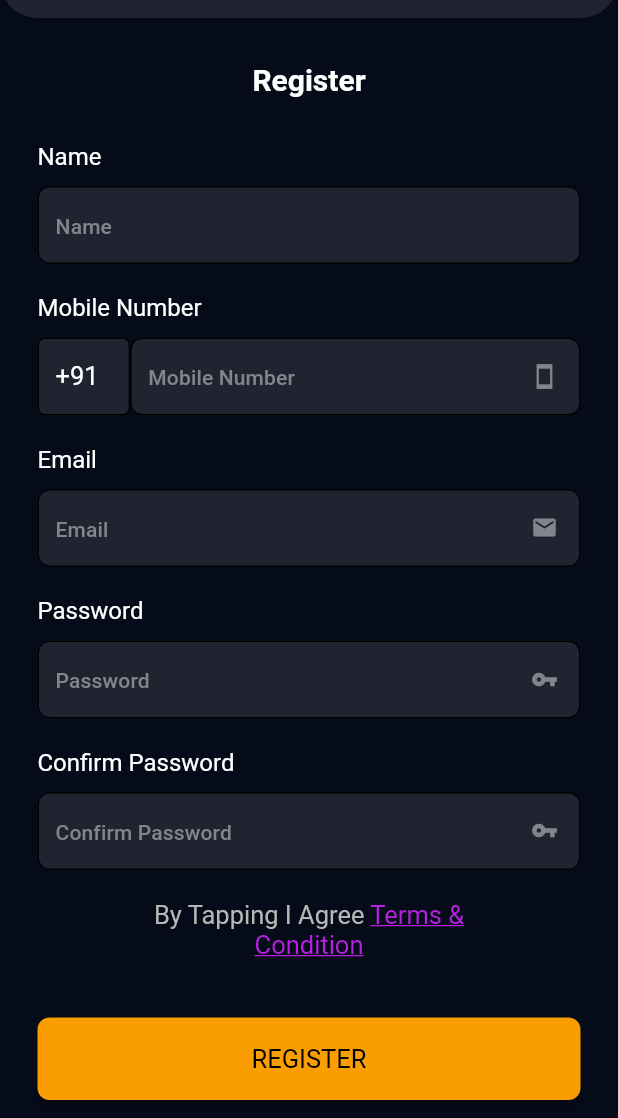
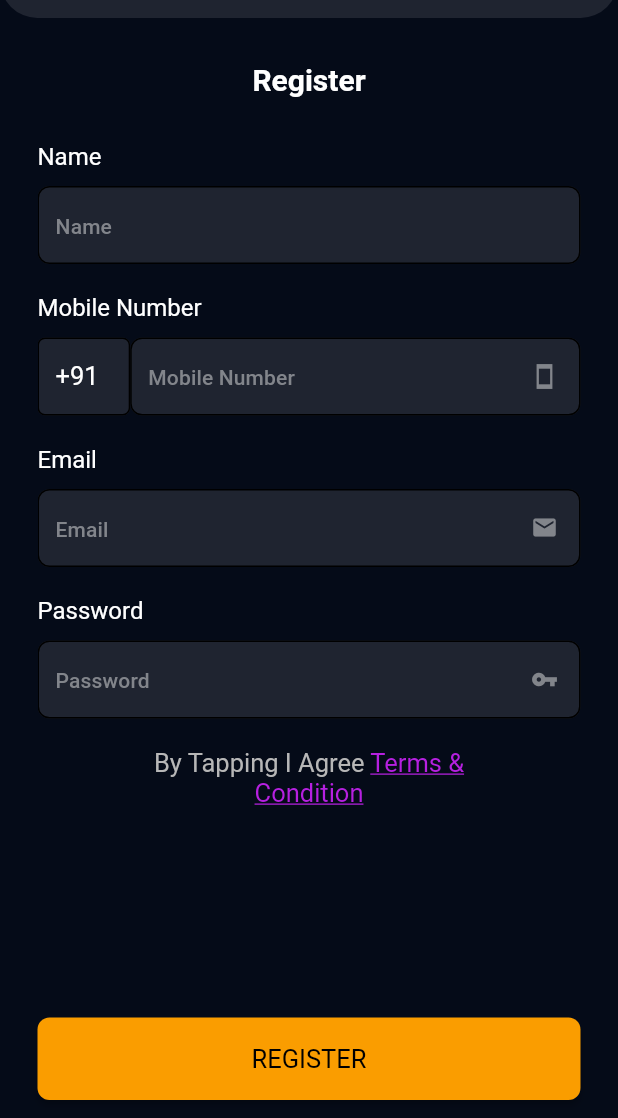
Before and after one commit to Sanoj-Raja/dna_ventures, a Flutter app: the RegisterView screen opened by its route, on a phone screen of 412 x 824 dp, the part 118-1236 px from its top. Run offline on Flutter 3.47's test engine with Material 2 defaults, Android fonts, the phone set to English and light mode, and no system bars; our stand-ins replace bot_toast, get, get_storage, sqflite; accounts and stored records are empty.

Commit message:
Removed Confirm Password Feild. Removed unused depencies.

```diff
--- a/lib/app/modules/register/controllers/register_controller.dart
+++ b/lib/app/modules/register/controllers/register_controller.dart
@@ -12,7 +12,6 @@ class RegisterController extends GetxController {
   final phoneNumberController = TextEditingController();
   final emailController = TextEditingController();
   final passwordController = TextEditingController();
-  final confirmPasswordController = TextEditingController();
   final signupFormKey = GlobalKey<FormState>();
   final databaseHelper = Get.find<DataBaseHelper>();
 
--- a/lib/app/modules/register/views/register_view.dart
+++ b/lib/app/modules/register/views/register_view.dart
@@ -115,20 +115,6 @@ class RegisterView extends GetView<RegisterController> {
                 controller: controller.passwordController,
                 hintText: AppStrings.password,
               ),
-              VerticalGap(
-                gap: 20,
-              ),
-              Text(
-                AppStrings.confirmPassword,
-                style: Get.textTheme.subtitle1!.copyWith(
-                  color: AppColors.white,
-                ),
-              ),
-              VerticalGap(),
-              PasswordTextField(
-                controller: controller.confirmPasswordController,
-                hintText: AppStrings.confirmPassword,
-              ),
               Padding(
                 padding: const EdgeInsets.symmetric(
                   horizontal: 50.0,
```
Also changed, not shown: lib/app/modules/home/views/home_view.dart (+0 -40 lines), pubspec.yaml (+2 -5 lines), pubspec.lock.
